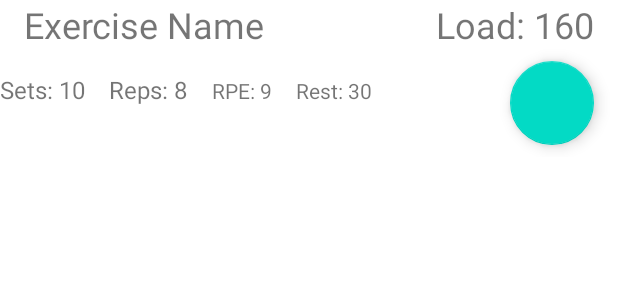
After one commit to Jackal14/LvlUp_App, an Android app: the layout exercise.xml on its own in the app's theme, with its tools: preview values and no code run, on a phone screen of 412 x 824 dp. The commit adds this screen. Shown: the top 300 px of the screen. Run offline under Robolectric (Android 15) with nearby library versions, the phone set to English and light mode, and no system bars.

Commit message:
Setting up list view and layouts for exercises

```diff
--- a/app/src/main/res/layout/activity_workout_viewer.xml
+++ b/app/src/main/res/layout/activity_workout_viewer.xml
@@ -1,9 +1,26 @@
 <?xml version="1.0" encoding="utf-8"?>
-<androidx.constraintlayout.widget.ConstraintLayout xmlns:android="http://schemas.android.com/apk/res/android"
+<RelativeLayout xmlns:android="http://schemas.android.com/apk/res/android"
     xmlns:app="http://schemas.android.com/apk/res-auto"
     xmlns:tools="http://schemas.android.com/tools"
     android:layout_width="match_parent"
     android:layout_height="match_parent"
     tools:context=".WorkoutViewer">
 
-</androidx.constraintlayout.widget.ConstraintLayout>
+    <ListView
+        android:id="@+id/list_of_exercises"
+        android:layout_width="match_parent"
+        android:layout_height="wrap_content"
+        android:layout_above="@+id/start_workout"/>
+    <Button
+        android:id="@+id/start_workout"
+        android:layout_width="match_parent"
+        android:layout_height="wrap_content"
+        android:layout_alignParentBottom="true"
+        android:layout_marginHorizontal="16sp"
+        android:layout_marginBottom="8sp"
+        android:text="START WORKOUT"
+        android:textSize="24sp"
+        android:paddingVertical="8sp"
+        />
+
+</RelativeLayout>
--- /dev/null
+++ b/app/src/main/res/layout/exercise.xml
@@ -0,0 +1,74 @@
+<?xml version="1.0" encoding="utf-8"?>
+<RelativeLayout xmlns:android="http://schemas.android.com/apk/res/android"
+    android:layout_width="match_parent"
+    android:layout_height="wrap_content">
+
+    <TextView
+        android:id="@+id/exercise_name"
+        android:layout_width="wrap_content"
+        android:layout_height="wrap_content"
+        android:layout_alignParentTop="true"
+        android:text="Exercise Name"
+        android:layout_marginStart="16sp"
+        android:textSize="24sp"
+        />
+    <TextView
+        android:id="@+id/exercise_RPE"
+        android:layout_width="wrap_content"
+        android:layout_height="wrap_content"
+        android:text="RPE: 9"
+        android:layout_alignBaseline="@id/exercise_sets"
+        android:layout_toEndOf="@id/exercise_reps"
+        android:layout_marginStart="16sp"
+        />
+    <TextView
+        android:id="@+id/exercise_load"
+        android:layout_width="wrap_content"
+        android:layout_height="wrap_content"
+        android:layout_alignBaseline="@id/exercise_name"
+        android:layout_alignParentEnd="true"
+        android:layout_marginEnd="16sp"
+        android:textSize="24sp"
+        android:text="Load: 160"
+        />
+    <TextView
+        android:id="@+id/exercise_sets"
+        android:layout_width="wrap_content"
+        android:layout_height="wrap_content"
+        android:text="Sets: 10"
+        android:textSize="16sp"
+        android:layout_marginTop="16sp"
+        android:layout_below="@id/exercise_name"
+        />
+    <TextView
+        android:id="@+id/exercise_reps"
+        android:layout_width="wrap_content"
+        android:layout_height="wrap_content"
+        android:layout_alignTop="@+id/exercise_name"
+        android:text="Reps: 8"
+        android:textSize="16sp"
+        android:layout_alignBaseline="@id/exercise_sets"
+        android:layout_marginStart="16sp"
+        android:layout_toEndOf="@id/exercise_sets"
+        />
+    <TextView
+        android:id="@+id/exercise_rest"
+        android:layout_width="wrap_content"
+        android:layout_height="wrap_content"
+        android:layout_alignBaseline="@id/exercise_sets"
+        android:layout_toEndOf="@+id/exercise_RPE"
+        android:text="Rest: 30"
+        android:layout_marginStart="16sp"
+        />
+    <com.google.android.material.floatingactionbutton.FloatingActionButton
+        android:id="@+id/notes_button"
+        android:layout_width="wrap_content"
+        android:layout_height="wrap_content"
+        android:layout_alignParentEnd="true"
+        android:layout_below="@id/exercise_name"
+        android:layout_marginEnd="16sp"
+        android:layout_marginTop="8sp"
+        android:layout_marginBottom="8sp"
+        />
+
+</RelativeLayout>
```
